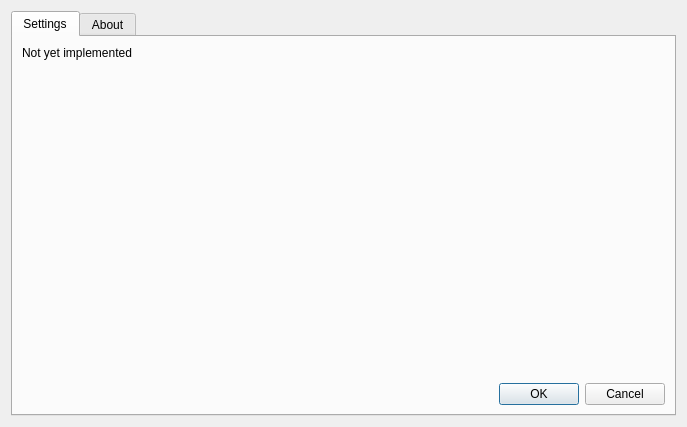
The window that ui/settings.ui (euroelessar/qutim) describes before a commit, drawn with Qt 5.
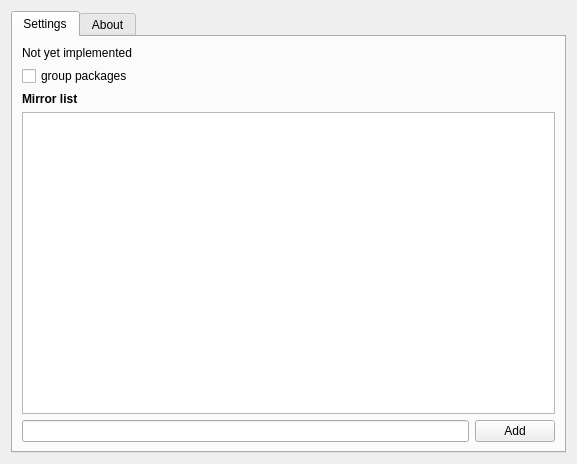
The same window after the commit. The open tabs and pages were chosen to show the change.

Commit message: Initial config dialog support

```diff
--- a/ui/settings.ui
+++ b/ui/settings.ui
@@ -6,8 +6,8 @@
    <rect>
     <x>0</x>
     <y>0</y>
-    <width>687</width>
-    <height>427</height>
+    <width>577</width>
+    <height>464</height>
    </rect>
   </property>
   <property name="minimumSize">
@@ -20,7 +20,7 @@
    <string>Form</string>
   </property>
   <layout class="QGridLayout" name="gridLayout">
-   <item row="0" column="1">
+   <item row="0" column="0">
     <widget class="QTabWidget" name="tabWidget">
      <property name="minimumSize">
       <size>
@@ -36,33 +36,63 @@
        <string>Settings</string>
       </attribute>
       <layout class="QGridLayout" name="gridLayout_4">
-       <item row="2" column="0">
-        <widget class="QDialogButtonBox" name="buttonBox">
-         <property name="standardButtons">
-          <set>QDialogButtonBox::Cancel|QDialogButtonBox::Ok</set>
-         </property>
-        </widget>
-       </item>
-       <item row="1" column="0">
-        <spacer name="verticalSpacer">
-         <property name="orientation">
-          <enum>Qt::Vertical</enum>
-         </property>
-         <property name="sizeHint" stdset="0">
-          <size>
-           <width>20</width>
-           <height>40</height>
-          </size>
-         </property>
-        </spacer>
-       </item>
-       <item row="0" column="0">
+       <item row="0" column="1">
         <widget class="QLabel" name="label">
          <property name="text">
           <string>Not yet implemented</string>
          </property>
         </widget>
        </item>
+       <item row="1" column="1">
+        <widget class="QCheckBox" name="checkBox">
+         <property name="text">
+          <string>group packages</string>
+         </property>
+         <property name="checked">
+          <bool>false</bool>
+         </property>
+        </widget>
+       </item>
+       <item row="2" column="1">
+        <widget class="QLabel" name="MirrorLabel">
+         <property name="text">
+          <string>&lt;!DOCTYPE HTML PUBLIC &quot;-//W3C//DTD HTML 4.0//EN&quot; &quot;http://www.w3.org/TR/REC-html40/strict.dtd&quot;&gt;
+&lt;html&gt;&lt;head&gt;&lt;meta name=&quot;qrichtext&quot; content=&quot;1&quot; /&gt;&lt;style type=&quot;text/css&quot;&gt;
+p, li { white-space: pre-wrap; }
+&lt;/style&gt;&lt;/head&gt;&lt;body style=&quot; font-family:'Droid Sans'; font-size:9pt; font-weight:400; font-style:normal;&quot;&gt;
+&lt;p style=&quot; margin-top:0px; margin-bottom:0px; margin-left:0px; margin-right:0px; -qt-block-indent:0; text-indent:0px;&quot;&gt;&lt;span style=&quot; font-weight:600;&quot;&gt;Mirror list&lt;/span&gt;&lt;/p&gt;&lt;/body&gt;&lt;/html&gt;</string>
+         </property>
+         <property name="textFormat">
+          <enum>Qt::AutoText</enum>
+         </property>
+        </widget>
+       </item>
+       <item row="3" column="1" colspan="3">
+        <widget class="QColumnView" name="columnView"/>
+       </item>
+       <item row="4" column="3">
+        <widget class="QPushButton" name="pushButton">
+         <property name="sizePolicy">
+          <sizepolicy hsizetype="Fixed" vsizetype="Fixed">
+           <horstretch>0</horstretch>
+           <verstretch>0</verstretch>
+          </sizepolicy>
+         </property>
+         <property name="text">
+          <string>Add</string>
+         </property>
+        </widget>
+       </item>
+       <item row="4" column="1" colspan="2">
+        <widget class="QLineEdit" name="lineEdit">
+         <property name="sizePolicy">
+          <sizepolicy hsizetype="Expanding" vsizetype="Fixed">
+           <horstretch>0</horstretch>
+           <verstretch>0</verstretch>
+          </sizepolicy>
+         </property>
+        </widget>
+       </item>
       </layout>
      </widget>
      <widget class="QWidget" name="AboutTab">
```
Left out of the diff: 2 changed lines with no effect on the pictures.
